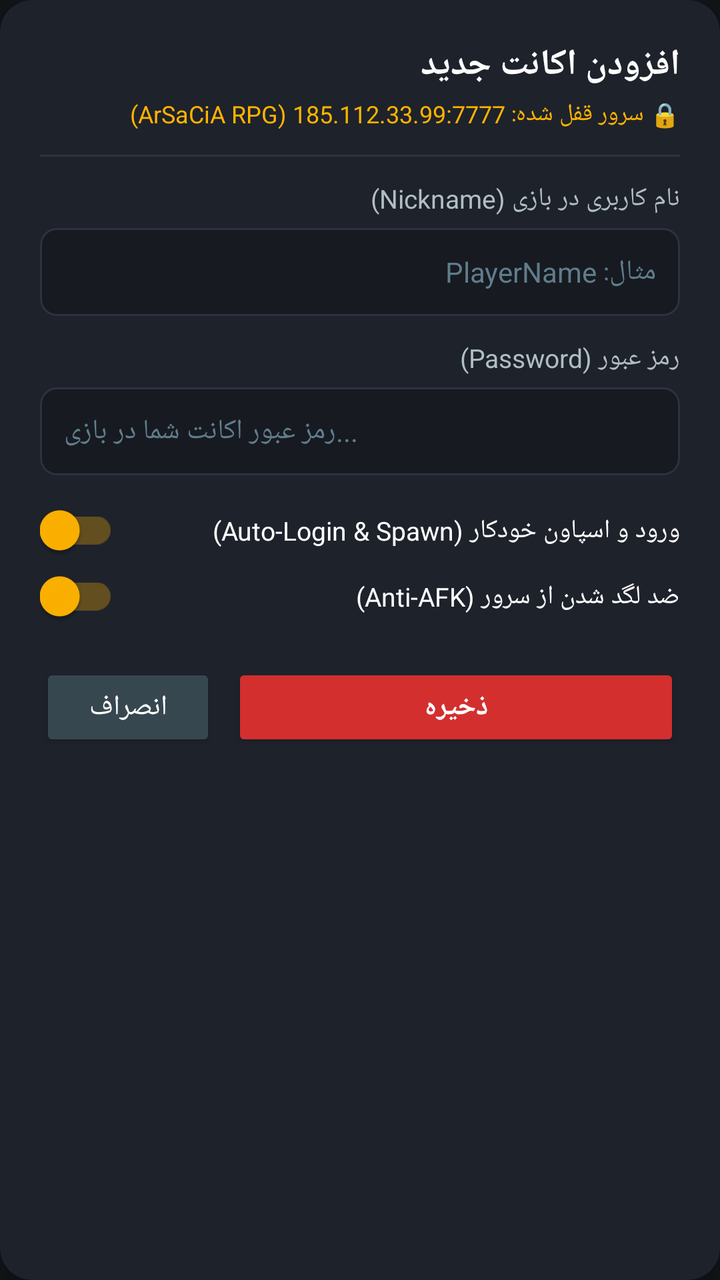
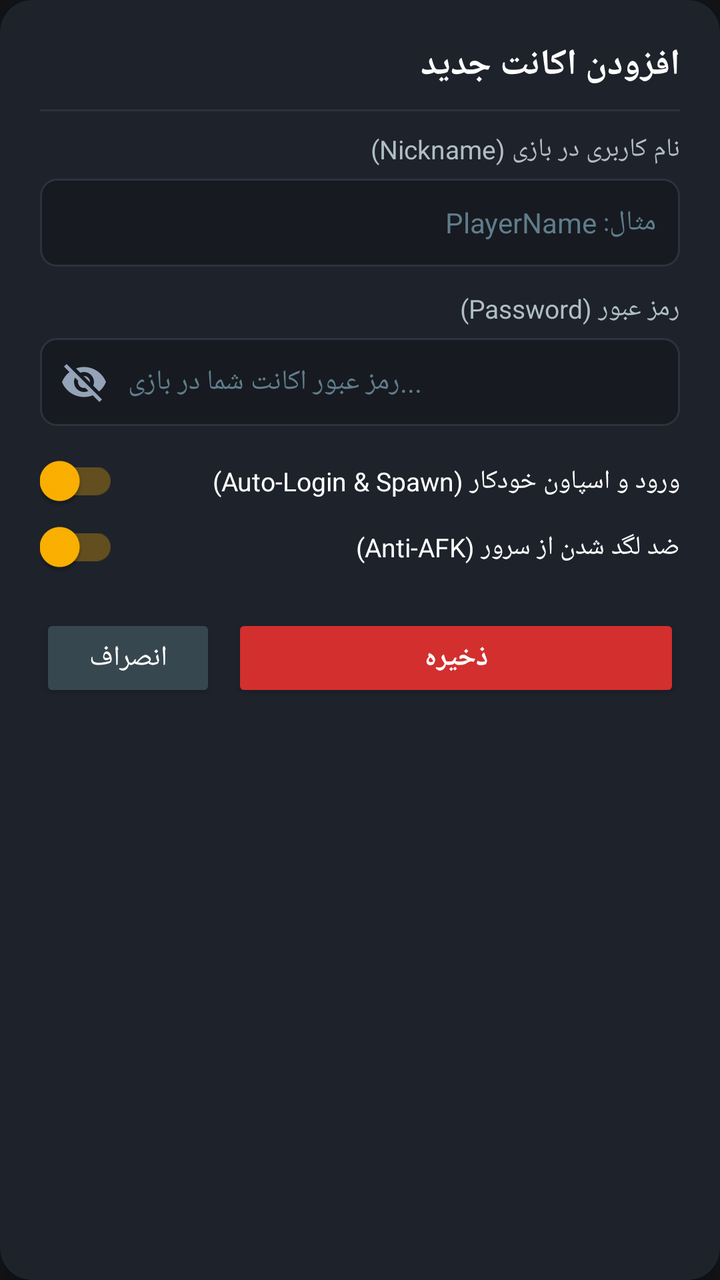

Before-and-after screenshots of an Android layout around one commit, followed by the original layout XML and the change that was made.
<!-- AndroidManifest.xml: application theme Theme.AGRak -->
<!-- res/layout/dialog_account_editor.xml -->
<?xml version="1.0" encoding="utf-8"?>
<androidx.cardview.widget.CardView xmlns:android="http://schemas.android.com/apk/res/android"
    xmlns:app="http://schemas.android.com/apk/res-auto"
    android:layout_width="match_parent"
    android:layout_height="wrap_content"
    app:cardBackgroundColor="@color/card_dark"
    app:cardCornerRadius="16dp"
    app:cardElevation="8dp"
    android:layoutDirection="rtl">

    <LinearLayout
        android:layout_width="match_parent"
        android:layout_height="wrap_content"
        android:orientation="vertical"
        android:padding="20dp">

        
        <TextView
            android:id="@+id/tvDialogTitle"
            android:layout_width="match_parent"
            android:layout_height="wrap_content"
            android:text="@string/dialog_add_title"
            android:textColor="@color/text_white"
            android:textSize="18sp"
            android:textStyle="bold" />

        
        <TextView
            android:layout_width="match_parent"
            android:layout_height="wrap_content"
            android:layout_marginTop="4dp"
            android:text="🔒 سرور قفل شده: 185.112.33.99:7777 (ArSaCiA RPG)"
            android:textColor="@color/accent_gold"
            android:textSize="12sp" />

        <View
            android:layout_width="match_parent"
            android:layout_height="1dp"
            android:layout_marginVertical="12dp"
            android:background="@color/card_stroke" />

        
        <TextView
            android:layout_width="match_parent"
            android:layout_height="wrap_content"
            android:text="@string/hint_nickname"
            android:textColor="@color/text_secondary"
            android:textSize="13sp" />

        <EditText
            android:id="@+id/etNickname"
            android:layout_width="match_parent"
            android:layout_height="44dp"
            android:layout_marginTop="6dp"
            android:background="@drawable/bg_input_field"
            android:hint="مثال: PlayerName"
            android:textColorHint="@color/text_hint"
            android:textColor="@color/text_white"
            android:textSize="14sp"
            android:paddingHorizontal="12dp"
            android:singleLine="true" />

        
        <TextView
            android:layout_width="match_parent"
            android:layout_height="wrap_content"
            android:layout_marginTop="12dp"
            android:text="@string/hint_password"
            android:textColor="@color/text_secondary"
            android:textSize="13sp" />

        <EditText
            android:id="@+id/etPassword"
            android:layout_width="match_parent"
            android:layout_height="44dp"
            android:layout_marginTop="6dp"
            android:background="@drawable/bg_input_field"
            android:hint="رمز عبور اکانت شما در بازی..."
            android:textColorHint="@color/text_hint"
            android:textColor="@color/text_white"
            android:textSize="14sp"
            android:inputType="textPassword"
            android:paddingHorizontal="12dp"
            android:singleLine="true" />

        
        <androidx.appcompat.widget.SwitchCompat
            android:id="@+id/switchAutoLogin"
            android:layout_width="match_parent"
            android:layout_height="wrap_content"
            android:layout_marginTop="14dp"
            android:checked="true"
            android:text="@string/auto_login_spawn"
            android:textColor="@color/text_white"
            android:textSize="13sp" />

        <androidx.appcompat.widget.SwitchCompat
            android:id="@+id/switchAntiAfk"
            android:layout_width="match_parent"
            android:layout_height="wrap_content"
            android:layout_marginTop="6dp"
            android:checked="true"
            android:text="@string/anti_afk"
            android:textColor="@color/text_white"
            android:textSize="13sp" />

        
        <LinearLayout
            android:layout_width="match_parent"
            android:layout_height="wrap_content"
            android:layout_marginTop="20dp"
            android:orientation="horizontal">

            <Button
                android:id="@+id/btnSaveAccount"
                android:layout_width="0dp"
                android:layout_height="44dp"
                android:layout_weight="1"
                android:backgroundTint="@color/primary_red"
                android:text="@string/save"
                android:textColor="@color/text_white"
                android:textStyle="bold"
                android:textSize="14sp" />

            <Button
                android:id="@+id/btnCancelDialog"
                android:layout_width="wrap_content"
                android:layout_height="44dp"
                android:layout_marginStart="8dp"
                android:backgroundTint="#37474F"
                android:text="@string/cancel"
                android:textColor="@color/text_white"
                android:textSize="14sp" />

        </LinearLayout>

    </LinearLayout>
</androidx.cardview.widget.CardView>
<!-- resources referenced by this layout -->
<resources>
  <color name="accent_gold">#FFB300</color>
  <color name="card_dark">#1E222B</color>
  <color name="card_stroke">#2D323E</color>
  <color name="primary_red">#D32F2F</color>
  <color name="text_hint">#607D8B</color>
  <color name="text_secondary">#B0BEC5</color>
  <color name="text_white">#FFFFFF</color>
  <!-- drawable bg_input_field (drawable) -->
  <?xml version="1.0" encoding="utf-8"?>
  <shape xmlns:android="http://schemas.android.com/apk/res/android"
      android:shape="rectangle">
      <solid android:color="#171A21" />
      <stroke
          android:width="1dp"
          android:color="@color/card_stroke" />
      <corners android:radius="8dp" />
  </shape>
  <string name="anti_afk">ضد لگد شدن از سرور (Anti-AFK)</string>
  <string name="auto_login_spawn">ورود و اسپاون خودکار (Auto-Login &amp; Spawn)</string>
  <string name="cancel">انصراف</string>
  <string name="dialog_add_title">افزودن اکانت جدید</string>
  <string name="hint_nickname">نام کاربری در بازی (Nickname)</string>
  <string name="hint_password">رمز عبور (Password)</string>
  <string name="save">ذخیره</string>
  <style name="Theme.AGRak" parent="Theme.AppCompat.DayNight.NoActionBar">
          <item name="colorPrimary">@color/primary_red</item>
          <item name="colorPrimaryDark">@color/primary_red_dark</item>
          <item name="colorAccent">@color/accent_gold</item>
          <item name="android:windowBackground">@color/bg_dark</item>
          <item name="android:statusBarColor">#0A0B0E</item>
          <item name="android:navigationBarColor">#0A0B0E</item>
      </style>
  <color name="primary_red_dark">#9A0007</color>
  <color name="bg_dark">#121418</color>
</resources>

<!-- the commit's change to res/layout/dialog_account_editor.xml (unified diff, before → after) -->
@@ -24,19 +24,10 @@
             android:textSize="18sp"
             android:textStyle="bold" />
 
-        
-        <TextView
-            android:layout_width="match_parent"
-            android:layout_height="wrap_content"
-            android:layout_marginTop="4dp"
-            android:text="🔒 سرور قفل شده: 185.112.33.99:7777 (ArSaCiA RPG)"
-            android:textColor="@color/accent_gold"
-            android:textSize="12sp" />
-
         <View
             android:layout_width="match_parent"
             android:layout_height="1dp"
-            android:layout_marginVertical="12dp"
+            android:layout_marginVertical="10dp"
             android:background="@color/card_stroke" />
 
         
@@ -69,19 +60,35 @@
             android:textColor="@color/text_secondary"
             android:textSize="13sp" />
 
-        <EditText
-            android:id="@+id/etPassword"
+        <FrameLayout
             android:layout_width="match_parent"
             android:layout_height="44dp"
-            android:layout_marginTop="6dp"
-            android:background="@drawable/bg_input_field"
-            android:hint="رمز عبور اکانت شما در بازی..."
-            android:textColorHint="@color/text_hint"
-            android:textColor="@color/text_white"
-            android:textSize="14sp"
-            android:inputType="textPassword"
-            android:paddingHorizontal="12dp"
-            android:singleLine="true" />
+            android:layout_marginTop="6dp">
+
+            <EditText
+                android:id="@+id/etPassword"
+                android:layout_width="match_parent"
+                android:layout_height="match_parent"
+                android:background="@drawable/bg_input_field"
+                android:hint="رمز عبور اکانت شما در بازی..."
+                android:textColorHint="@color/text_hint"
+                android:textColor="@color/text_white"
+                android:textSize="14sp"
+                android:inputType="textPassword"
+                android:paddingStart="12dp"
+                android:paddingEnd="44dp"
+                android:singleLine="true" />
+
+            <ImageView
+                android:id="@+id/btnTogglePassword"
+                android:layout_width="44dp"
+                android:layout_height="match_parent"
+                android:layout_gravity="end|center_vertical"
+                android:background="?attr/selectableItemBackgroundBorderless"
+                android:padding="10dp"
+                android:src="@drawable/ic_visibility_off"
+                android:contentDescription="نمایش/مخفی‌سازی رمز عبور" />
+        </FrameLayout>
 
         
         <androidx.appcompat.widget.SwitchCompat
<!-- resource entries referenced after the edit -->
@@ -17,6 +17,17 @@
           android:color="@color/card_stroke" />
       <corners android:radius="8dp" />
   </shape>
+  <!-- drawable ic_visibility_off (drawable) -->
+  <vector xmlns:android="http://schemas.android.com/apk/res/android"
+      android:width="24dp"
+      android:height="24dp"
+      android:viewportWidth="24"
+      android:viewportHeight="24"
+      android:tint="#94A3B8">
+      <path
+          android:fillColor="@android:color/white"
+          android:pathData="M12,7c2.76,0 5,2.24 5,5 0,0.65 -0.13,1.26 -0.36,1.82l2.92,2.92c1.51,-1.26 2.7,-2.89 3.44,-4.74 -1.73,-4.39 -6,-7.5 -11,-7.5 -1.4,0 -2.74,0.25 -3.98,0.7l2.16,2.16C10.74,7.13 11.35,7 12,7zM2,4.27l2.28,2.28 0.46,0.46C3.08,8.3 1.78,10.02 1,12c1.73,4.39 6,7.5 11,7.5 1.55,0 3.03,-0.3 4.38,-0.84l0.42,0.42L19.73,22 21,20.73 3.27,3 2,4.27zM7.53,9.8l1.55,1.55c-0.05,0.21 -0.08,0.43 -0.08,0.65 0,1.66 1.34,3 3,3 0.22,0 0.44,-0.03 0.65,-0.08l1.55,1.55c-0.67,0.33 -1.41,0.53 -2.2,0.53 -2.76,0 -5,-2.24 -5,-5 0,-0.79 0.2,-1.53 0.53,-2.2zM11.84,9.02l3.15,3.15 0.02,-0.16c0,-1.66 -1.34,-3 -3,-3l-0.17,0.01z"/>
+  </vector>
   <string name="anti_afk">ضد لگد شدن از سرور (Anti-AFK)</string>
   <string name="auto_login_spawn">ورود و اسپاون خودکار (Auto-Login &amp; Spawn)</string>
   <string name="cancel">انصراف</string>
